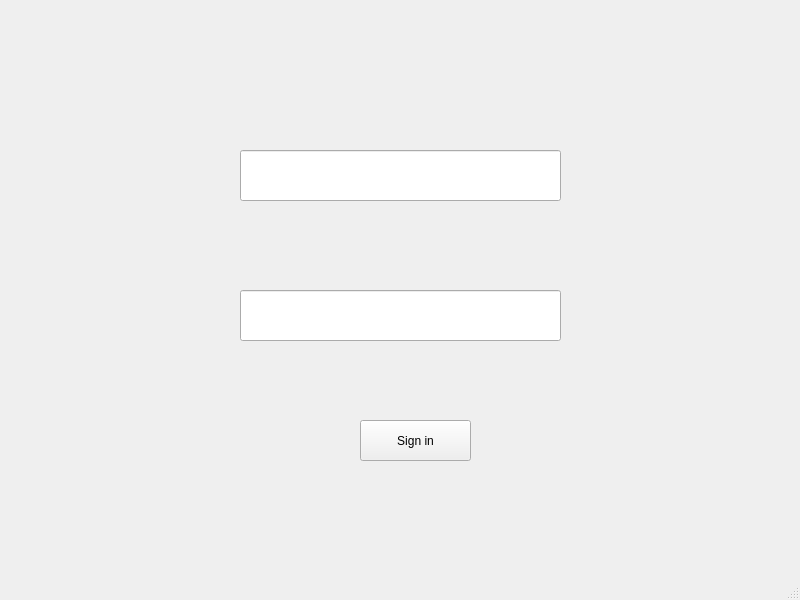
Hyujnn54/DesktopAPP, file sign.ui: the form before one commit.
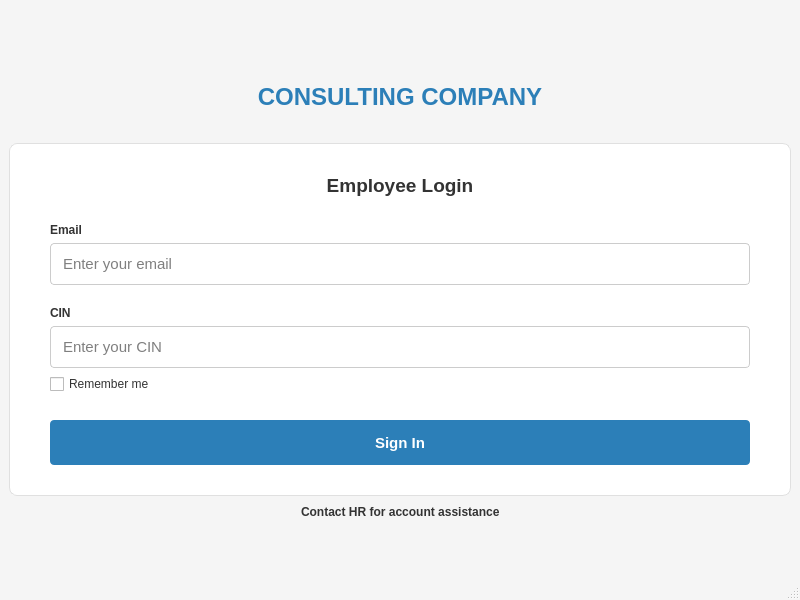
The form after the commit.

What changed in the file:
```diff
--- a/sign.ui
+++ b/sign.ui
@@ -11,52 +11,327 @@
    </rect>
   </property>
   <property name="windowTitle">
-   <string>MainWindow</string>
+   <string>Consulting Company - Login</string>
+  </property>
+  <property name="styleSheet">
+   <string notr="true">
+    QMainWindow {
+      background-color: #f5f5f5;
+    }
+    QLabel {
+      color: #333333;
+      font-family: Arial;
+      font-weight: bold;
+    }
+    QLineEdit {
+      padding: 10px;
+      border: 1px solid #cccccc;
+      border-radius: 4px;
+      background-color: white;
+      font-size: 11pt;
+      color: #000000; /* Changed to black text */
+    }
+    QLineEdit:focus {
+      border: 1px solid #2c7fb8;
+    }
+    QPushButton {
+      background-color: #2c7fb8;
+      color: white;
+      font-weight: bold;
+      border: none;
+      border-radius: 4px;
+      padding: 8px 16px;
+      font-size: 11pt;
+    }
+    QPushButton:hover {
+      background-color: #1c6ea4;
+    }
+    QPushButton:pressed {
+      background-color: #185c8c;
+    }
+    QCheckBox {
+      color: #333333;
+    }
+   </string>
   </property>
   <widget class="QWidget" name="centralwidget">
-   <widget class="QLineEdit" name="lineEdit_pwd">
-    <property name="geometry">
-     <rect>
-      <x>240</x>
-      <y>290</y>
-      <width>321</width>
-      <height>51</height>
-     </rect>
-    </property>
-   </widget>
-   <widget class="QLineEdit" name="lineEdit_us">
-    <property name="geometry">
-     <rect>
-      <x>240</x>
-      <y>150</y>
-      <width>321</width>
-      <height>51</height>
-     </rect>
-    </property>
-   </widget>
-   <widget class="QPushButton" name="signBtn">
-    <property name="geometry">
-     <rect>
-      <x>360</x>
-      <y>420</y>
-      <width>111</width>
-      <height>41</height>
-     </rect>
-    </property>
-    <property name="text">
-     <string>Sign in</string>
-    </property>
-   </widget>
-  </widget>
-  <widget class="QMenuBar" name="menubar">
-   <property name="geometry">
-    <rect>
-     <x>0</x>
-     <y>0</y>
-     <width>800</width>
-     <height>25</height>
-    </rect>
-   </property>
+   <layout class="QVBoxLayout" name="verticalLayout">
+    <item>
+     <spacer name="verticalSpacer">
+      <property name="orientation">
+       <enum>Qt::Vertical</enum>
+      </property>
+      <property name="sizeHint" stdset="0">
+       <size>
+        <width>20</width>
+        <height>40</height>
+       </size>
+      </property>
+     </spacer>
+    </item>
+    <item>
+     <layout class="QHBoxLayout" name="horizontalLayout_3">
+      <item>
+       <spacer name="horizontalSpacer_4">
+        <property name="orientation">
+         <enum>Qt::Horizontal</enum>
+        </property>
+        <property name="sizeHint" stdset="0">
+         <size>
+          <width>40</width>
+          <height>20</height>
+         </size>
+        </property>
+       </spacer>
+      </item>
+      <item>
+       <widget class="QLabel" name="logoLabel">
+        <property name="minimumSize">
+         <size>
+          <width>320</width>
+          <height>80</height>
+         </size>
+        </property>
+        <property name="text">
+         <string>&lt;html&gt;&lt;head/&gt;&lt;body&gt;&lt;p align=&quot;center&quot;&gt;&lt;span style=&quot; font-size:18pt; color:#2c7fb8;&quot;&gt;CONSULTING COMPANY&lt;/span&gt;&lt;/p&gt;&lt;/body&gt;&lt;/html&gt;</string>
+        </property>
+        <property name="alignment">
+         <set>Qt::AlignCenter</set>
+        </property>
+       </widget>
+      </item>
+      <item>
+       <spacer name="horizontalSpacer_5">
+        <property name="orientation">
+         <enum>Qt::Horizontal</enum>
+        </property>
+        <property name="sizeHint" stdset="0">
+         <size>
+          <width>40</width>
+          <height>20</height>
+         </size>
+        </property>
+       </spacer>
+      </item>
+     </layout>
+    </item>
+    <item>
+     <widget class="QFrame" name="loginFrame">
+      <property name="minimumSize">
+       <size>
+        <width>400</width>
+        <height>300</height>
+       </size>
+      </property>
+      <property name="maximumSize">
+       <size>
+        <width>16777215</width>
+        <height>16777215</height>
+       </size>
+      </property>
+      <property name="styleSheet">
+       <string notr="true">
+        QFrame#loginFrame {
+          background-color: white;
+          border-radius: 8px;
+          border: 1px solid #e0e0e0;
+        }
+       </string>
+      </property>
+      <property name="frameShape">
+       <enum>QFrame::StyledPanel</enum>
+      </property>
+      <property name="frameShadow">
+       <enum>QFrame::Raised</enum>
+      </property>
+      <layout class="QVBoxLayout" name="verticalLayout_2">
+       <property name="leftMargin">
+        <number>40</number>
+       </property>
+       <property name="topMargin">
+        <number>30</number>
+       </property>
+       <property name="rightMargin">
+        <number>40</number>
+       </property>
+       <property name="bottomMargin">
+        <number>30</number>
+       </property>
+       <item>
+        <widget class="QLabel" name="loginLabel">
+         <property name="text">
+          <string>&lt;html&gt;&lt;head/&gt;&lt;body&gt;&lt;p align=&quot;center&quot;&gt;&lt;span style=&quot; font-size:14pt;&quot;&gt;Employee Login&lt;/span&gt;&lt;/p&gt;&lt;/body&gt;&lt;/html&gt;</string>
+         </property>
+         <property name="alignment">
+          <set>Qt::AlignCenter</set>
+         </property>
+        </widget>
+       </item>
+       <item>
+        <spacer name="verticalSpacer_3">
+         <property name="orientation">
+          <enum>Qt::Vertical</enum>
+         </property>
+         <property name="sizeType">
+          <enum>QSizePolicy::Fixed</enum>
+         </property>
+         <property name="sizeHint" stdset="0">
+          <size>
+           <width>20</width>
+           <height>20</height>
+          </size>
+         </property>
+        </spacer>
+       </item>
+       <item>
+        <widget class="QLabel" name="emailLabel">
+         <property name="text">
+          <string>Email</string>
+         </property>
+        </widget>
+       </item>
+       <item>
+        <widget class="QLineEdit" name="lineEdit_us">
+         <property name="minimumSize">
+          <size>
+           <width>0</width>
+           <height>40</height>
+          </size>
+         </property>
+         <property name="placeholderText">
+          <string>Enter your email</string>
+         </property>
+        </widget>
+       </item>
+       <item>
+        <spacer name="verticalSpacer_4">
+         <property name="orientation">
+          <enum>Qt::Vertical</enum>
+         </property>
+         <property name="sizeType">
+          <enum>QSizePolicy::Fixed</enum>
+         </property>
+         <property name="sizeHint" stdset="0">
+          <size>
+           <width>20</width>
+           <height>15</height>
+          </size>
+         </property>
+        </spacer>
+       </item>
+       <item>
+        <widget class="QLabel" name="cinLabel">
+         <property name="text">
+          <string>CIN</string>
+         </property>
+        </widget>
+       </item>
+       <item>
+        <widget class="QLineEdit" name="lineEdit_pwd">
+         <property name="minimumSize">
+          <size>
+           <width>0</width>
+           <height>40</height>
+          </size>
+         </property>
+         <property name="echoMode">
+          <enum>QLineEdit::Password</enum>
+         </property>
+         <property name="placeholderText">
+          <string>Enter your CIN</string>
+         </property>
+        </widget>
+       </item>
+       <item>
+        <widget class="QCheckBox" name="rememberMeCheckBox">
+         <property name="text">
+          <string>Remember me</string>
+         </property>
+        </widget>
+       </item>
+       <item>
+        <spacer name="verticalSpacer_2">
+         <property name="orientation">
+          <enum>Qt::Vertical</enum>
+         </property>
+         <property name="sizeType">
+          <enum>QSizePolicy::Fixed</enum>
+         </property>
+         <property name="sizeHint" stdset="0">
+          <size>
+           <width>20</width>
+           <height>20</height>
+          </size>
+         </property>
+        </spacer>
+       </item>
+       <item>
+        <widget class="QPushButton" name="signBtn">
+         <property name="minimumSize">
+          <size>
+           <width>0</width>
+           <height>45</height>
+          </size>
+         </property>
+         <property name="text">
+          <string>Sign In</string>
+         </property>
+        </widget>
+       </item>
+      </layout>
+     </widget>
+    </item>
+    <item>
+     <layout class="QHBoxLayout" name="horizontalLayout_2">
+      <item>
+       <spacer name="horizontalSpacer_2">
+        <property name="orientation">
+         <enum>Qt::Horizontal</enum>
+        </property>
+        <property name="sizeHint" stdset="0">
+         <size>
+          <width>40</width>
+          <height>20</height>
+         </size>
+        </property>
+       </spacer>
+      </item>
+      <item>
+       <widget class="QLabel" name="noteLabel">
+        <property name="text">
+         <string>&lt;html&gt;&lt;head/&gt;&lt;body&gt;&lt;p&gt;Contact HR for account assistance&lt;/p&gt;&lt;/body&gt;&lt;/html&gt;</string>
+        </property>
+       </widget>
+      </item>
+      <item>
+       <spacer name="horizontalSpacer_3">
+        <property name="orientation">
+         <enum>Qt::Horizontal</enum>
+        </property>
+        <property name="sizeHint" stdset="0">
+         <size>
+          <width>40</width>
+          <height>20</height>
+         </size>
+        </property>
+       </spacer>
+      </item>
+     </layout>
+    </item>
+    <item>
+     <spacer name="verticalSpacer_5">
+      <property name="orientation">
+       <enum>Qt::Vertical</enum>
+      </property>
+      <property name="sizeHint" stdset="0">
+       <size>
+        <width>20</width>
+        <height>40</height>
+       </size>
+      </property>
+     </spacer>
+    </item>
+   </layout>
   </widget>
   <widget class="QStatusBar" name="statusbar"/>
  </widget>
```
